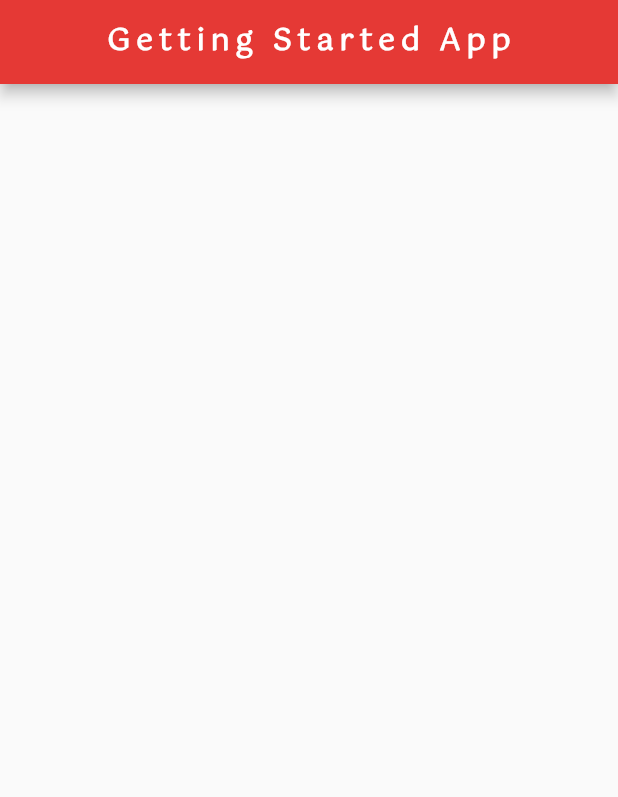
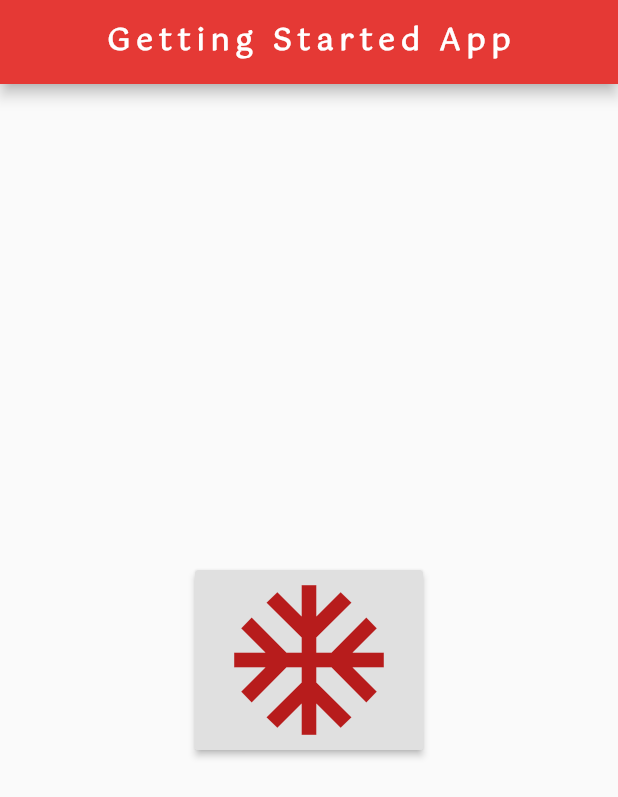
Before and after one commit to brentjeffson/flutter-getting_started_app, a Flutter app: the screen it shows after launch, on a phone screen of 412 x 824 dp. Shown: the top 797 px of the screen. Run offline on Flutter 3.47's test engine with Material 2 defaults, Android fonts, the phone set to English and light mode, and no system bars.

Commit message:
raisedbutton with child icon

```diff
--- a/lib/main.dart
+++ b/lib/main.dart
@@ -21,6 +21,16 @@ class Home extends StatelessWidget {
         centerTitle: true,
         backgroundColor: Colors.red[600],
       ),
+      body: Center(
+        child: RaisedButton(
+          onPressed: () {},
+          child: Icon(
+            Icons.ac_unit,
+            size: 120,
+            color: Colors.red[900]
+          ),
+        ),
+      ),
     );
   }
 }
```
